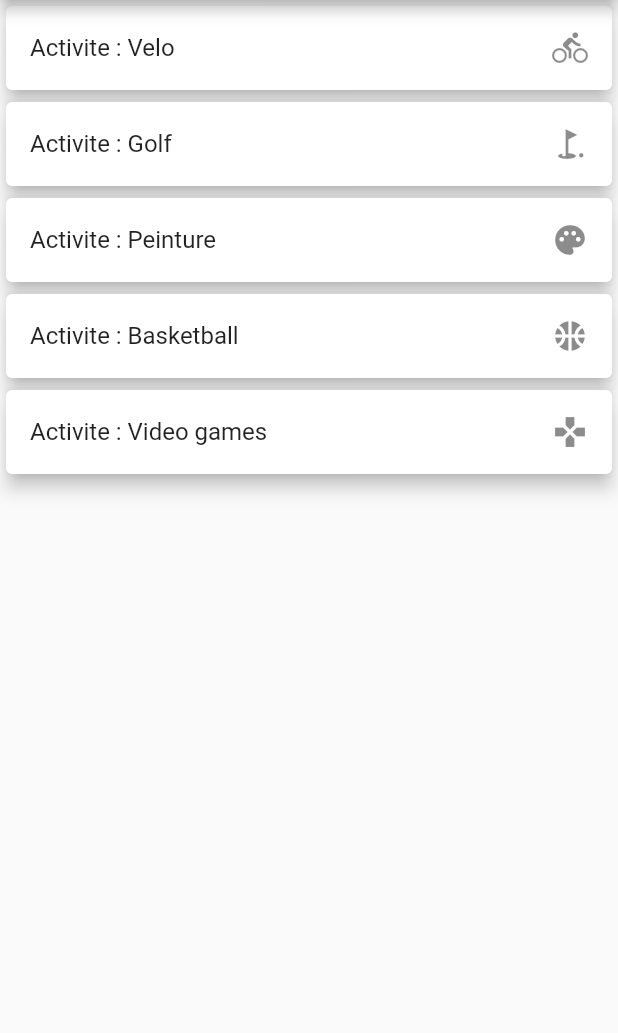
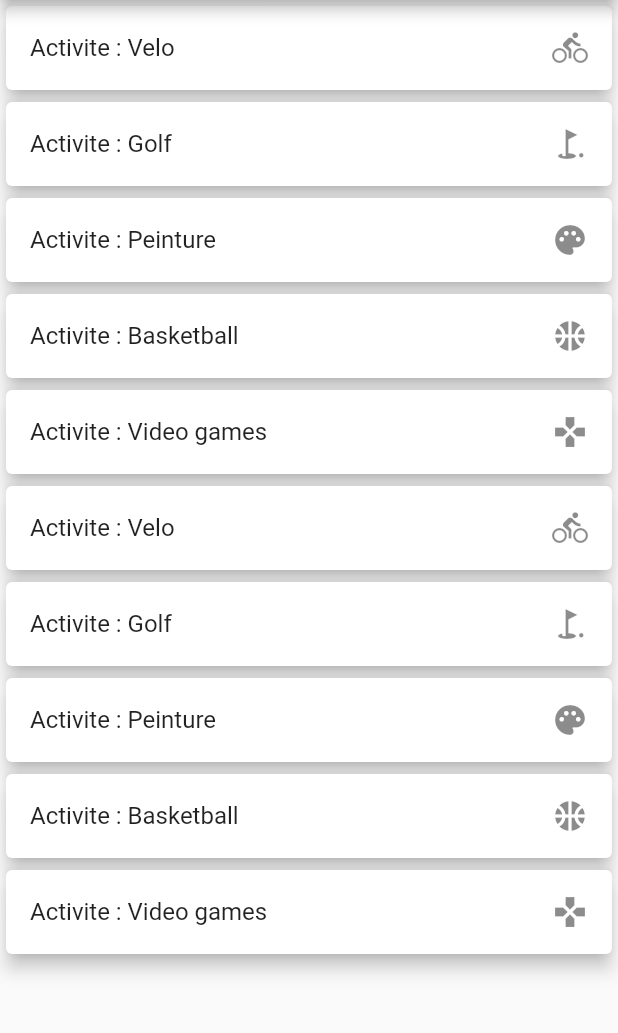
Before and after one commit to FlorianKogon/flutter_scrollable, a Flutter app: the screen it shows after launch, on a phone screen of 412 x 824 dp, the part 84-1117 px from its top. Run offline on Flutter 3.47's test engine with Material 2 defaults, Android fonts, the phone set to English and light mode, and no system bars.

Commit message:
preference-between-list-and-grid-regarding-orientation

```diff
--- a/lib/main.dart
+++ b/lib/main.dart
@@ -1,11 +1,6 @@
 import 'package:flutter/material.dart';
-import 'package:flutter/services.dart';
 import 'package:flutter_scrollable/widgets/my_app.dart';
 
 void main() {
   runApp(MyApp());
-
-  SystemChrome.setPreferredOrientations([
-    DeviceOrientation.portraitUp
-  ]);
 }
--- a/lib/widgets/home.dart
+++ b/lib/widgets/home.dart
@@ -18,7 +18,13 @@ class _MyHomePageState extends State<MyHomePage> {
     Activite("Peinture", Icons.palette),
     Activite("Basketball", Icons.sports_basketball),
     Activite("Video games", Icons.gamepad),
+    Activite("Velo", Icons.directions_bike),
+    Activite("Golf", Icons.golf_course),
+    Activite("Peinture", Icons.palette),
+    Activite("Basketball", Icons.sports_basketball),
+    Activite("Video games", Icons.gamepad),
   ];
+
 
   @override
   Widget build(BuildContext context) {
@@ -29,7 +35,55 @@ class _MyHomePageState extends State<MyHomePage> {
         title: Text(widget.title),
       ),
       body: Center(
-        child: ListView.builder(
+          child: orientation == Orientation.portrait ? liste() : grid()
+      ),
+      /* SINGLESCROLLVIEW
+      body: SingleChildScrollView(
+        child: Column(
+          mainAxisAlignment: MainAxisAlignment.center,
+          children: <Widget>[
+            Container(height: 100.0, color: Colors.red,),
+            Container(height: 100.0, color: Colors.blue,),
+            Container(height: 100.0, color: Colors.grey,),
+            Container(height: 100.0, color: Colors.green,),
+            Container(height: 100.0, color: Colors.red,),
+            Container(height: 100.0, color: Colors.blue,),
+            Container(height: 100.0, color: Colors.grey,),
+            Container(height: 100.0, color: Colors.green,),
+          ],
+        ),
+      ),
+
+       */
+    );
+  }
+
+  Widget grid() {
+    return GridView.builder(
+        gridDelegate: SliverGridDelegateWithFixedCrossAxisCount(crossAxisCount: 5),
+        itemCount: listOfActivities.length,
+        itemBuilder: (context, i) {
+          return Container(
+            margin: EdgeInsets.all(7.5),
+            child: Card(
+              elevation: 7.5,
+              child: Column(
+                mainAxisAlignment: MainAxisAlignment.spaceEvenly,
+                children: [
+                  Text(listOfActivities[i].nom, style: TextStyle(color: Colors.teal, fontSize: 15.0)
+                  ),
+                  Icon(listOfActivities[i].icon, color: Colors.teal, size: 30.0,
+                  ),
+                ],
+              ),
+            ),
+          );
+        }
+    );
+  }
+
+  Widget liste() {
+    return ListView.builder(
         itemCount: listOfActivities.length,
         itemBuilder: (context, i) {
           Activite activite = listOfActivities[i];
@@ -68,27 +122,7 @@ class _MyHomePageState extends State<MyHomePage> {
               ),
             ),
           );
-            }),
-      ),
-      /* SINGLESCROLLVIEW
-      body: SingleChildScrollView(
-        child: Column(
-          mainAxisAlignment: MainAxisAlignment.center,
-          children: <Widget>[
-            Container(height: 100.0, color: Colors.red,),
-            Container(height: 100.0, color: Colors.blue,),
-            Container(height: 100.0, color: Colors.grey,),
-            Container(height: 100.0, color: Colors.green,),
-            Container(height: 100.0, color: Colors.red,),
-            Container(height: 100.0, color: Colors.blue,),
-            Container(height: 100.0, color: Colors.grey,),
-            Container(height: 100.0, color: Colors.green,),
-          ],
-        ),
-      ),
-
-       */
-    );
+        });
   }
 }
 
```
Lines whose indentation alone changed are shown as unchanged.
